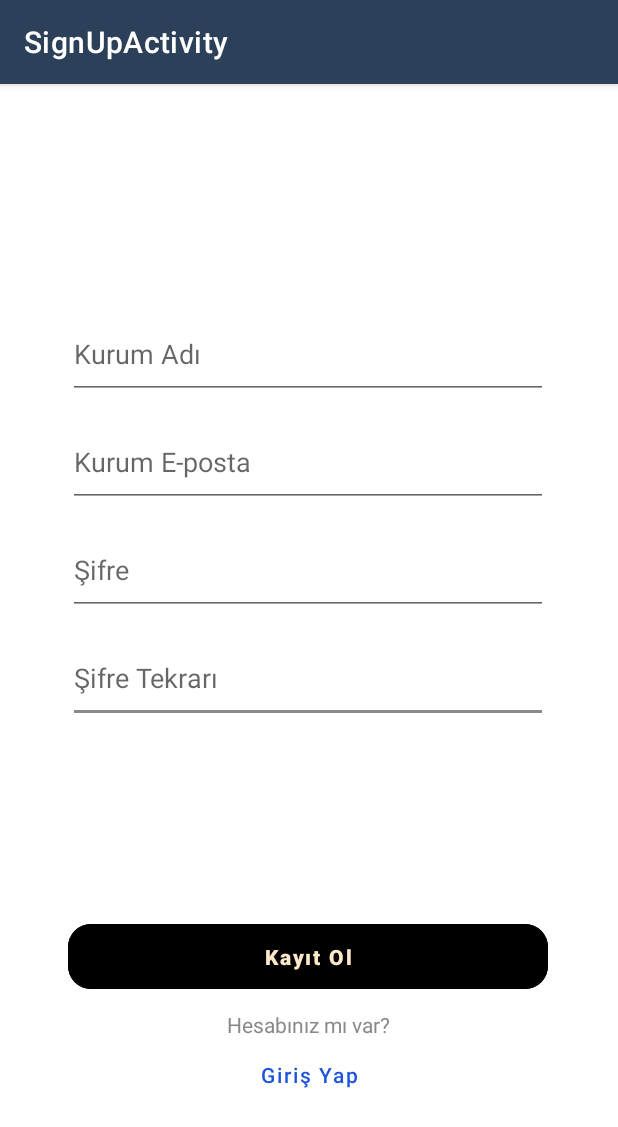
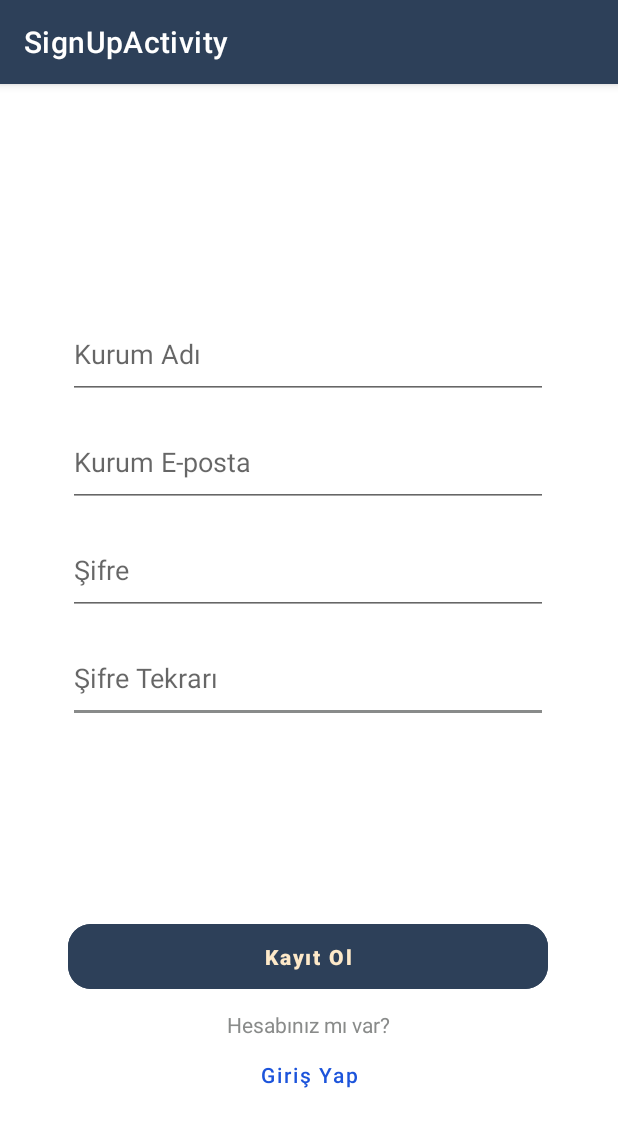
Before and after one commit to Paxint/Benim_Musteri_TEST, an Android app: the SignUpActivity screen opened directly, with no data from a screen before it, on a phone screen of 412 x 824 dp. Shown: the top 1127 px of the screen. Run offline under Robolectric (Android 15) with nearby library versions, the phone set to English and light mode, and no system bars.

Commit message:
Renk tekrar düzeltildi

```diff
--- a/app/src/main/res/layout/activity_sign_up.xml
+++ b/app/src/main/res/layout/activity_sign_up.xml
@@ -69,7 +69,7 @@
         android:layout_width="320dp"
         android:layout_height="55dp"
         android:layout_gravity="start"
-        android:backgroundTint="@color/black"
+        android:backgroundTint="@color/BMLACI"
         android:enabled="false"
         android:text="Kayıt Ol"
         android:textAllCaps="false"
```
